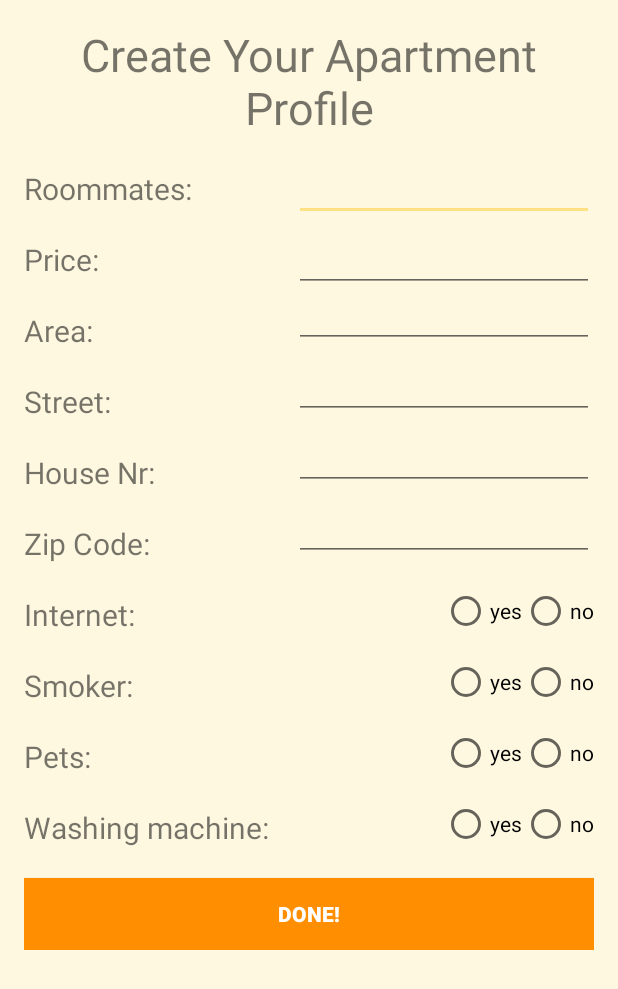
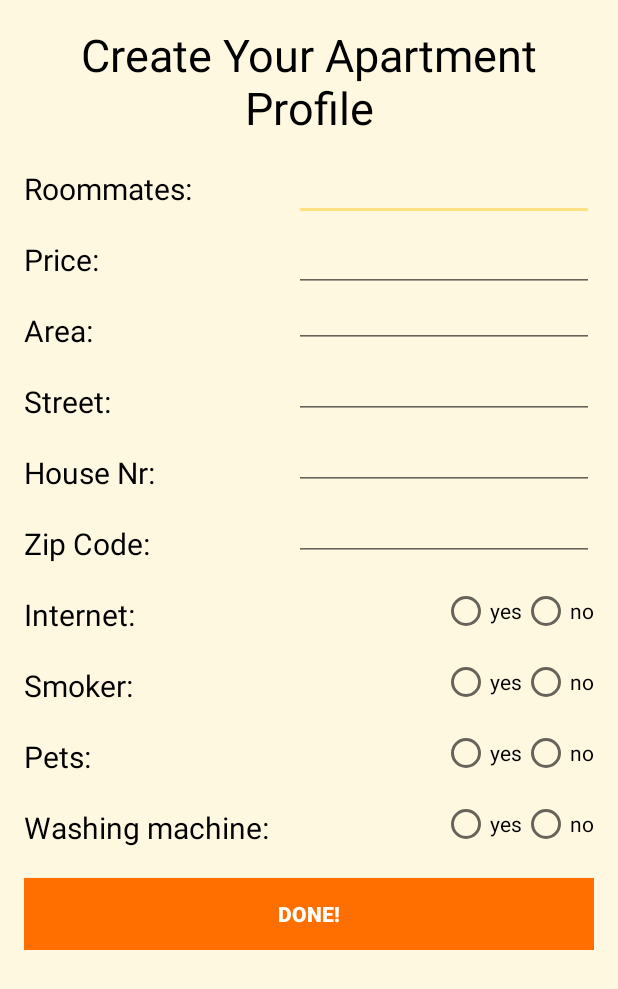
Before and after one commit to dheuss/FlatShare, an Android app: the ApartmentProfileActivity screen opened directly, with no data from a screen before it, on a phone screen of 412 x 824 dp. Shown: the top 989 px of the screen. Run offline under Robolectric (Android 15) with nearby library versions, the phone set to English and light mode, and no system bars; our stand-ins replace Firebase (no records; nobody signed in at launch, a user with empty details on screens opened directly); libraries missing offline, so code that uses them is left out: dmax.dialog; 5 statements that could not run were skipped.

Commit message:
Anpassung von android:background="@color/button"             android:textColor="@color/buttonText"             apartment, chat, primary, setting

```diff
--- a/app/src/main/res/layout/activity_apartment_profile.xml
+++ b/app/src/main/res/layout/activity_apartment_profile.xml
@@ -22,7 +22,8 @@
             android:layout_centerHorizontal="true"
             android:text="@string/create_your_apartment_profile"
             android:textAlignment="center"
-            android:textSize="30dp" />
+            android:textSize="30dp"
+            android:textColor="@color/text"/>
 
         <TextView
             android:id="@+id/apartment_roommates"
@@ -31,7 +32,8 @@
             android:layout_below="@+id/title"
             android:layout_marginTop="20dp"
             android:text="@string/apartment_roommates"
-            android:textSize="20dp" />
+            android:textSize="20dp"
+            android:textColor="@color/text"/>
 
         <MultiAutoCompleteTextView
             android:id="@+id/apartment_roommates_edit_text"
@@ -40,7 +42,8 @@
             android:layout_alignParentRight="true"
             android:layout_below="@+id/title"
             android:layout_marginTop="10dp"
-            android:width="200dp"/>
+            android:width="200dp"
+            android:textColor="@color/text"/>
 
         <TextView
             android:id="@+id/apartment_price"
@@ -49,7 +52,8 @@
             android:layout_below="@+id/apartment_roommates"
             android:layout_marginTop="20dp"
             android:text="@string/apartment_price"
-            android:textSize="20dp" />
+            android:textSize="20dp"
+            android:textColor="@color/text"/>
 
         <EditText
             android:id="@+id/apartment_price_edit_text"
@@ -59,7 +63,8 @@
             android:layout_below="@+id/apartment_roommates"
             android:layout_marginTop="10dp"
             android:width="200dp"
-            android:inputType="numberDecimal" />
+            android:inputType="numberDecimal"
+            android:textColor="@color/text"/>
 
         <TextView
             android:id="@+id/apartment_area"
@@ -68,7 +73,8 @@
             android:layout_below="@+id/apartment_price"
             android:layout_marginTop="20dp"
             android:text="@string/apartment_area"
-            android:textSize="20dp" />
+            android:textSize="20dp"
+            android:textColor="@color/text"/>
 
         <EditText
             android:id="@+id/apartment_area_editText"
@@ -77,7 +83,8 @@
             android:layout_alignParentRight="true"
             android:layout_below="@+id/apartment_price"
             android:width="200dp"
-            android:inputType="numberDecimal" />
+            android:inputType="numberDecimal"
+            android:textColor="@color/text"/>
 
         <TextView
             android:id="@+id/apartment_street"
@@ -86,7 +93,8 @@
             android:layout_below="@+id/apartment_area"
             android:layout_marginTop="20dp"
             android:text="@string/apartment_street"
-            android:textSize="20dp" />
+            android:textSize="20dp"
+            android:textColor="@color/text"/>
 
         <EditText
             android:id="@+id/apartment_street_edit_text"
@@ -95,7 +103,8 @@
             android:layout_alignParentRight="true"
             android:layout_below="@+id/apartment_area"
             android:width="200dp"
-            android:inputType="text" />
+            android:inputType="text"
+            android:textColor="@color/text"/>
 
         <TextView
             android:id="@+id/apartment_house_nr"
@@ -104,7 +113,8 @@
             android:layout_below="@+id/apartment_street"
             android:layout_marginTop="20dp"
             android:text="@string/apartment_house_nr"
-            android:textSize="20dp" />
+            android:textSize="20dp"
+            android:textColor="@color/text"/>
 
         <EditText
             android:id="@+id/apartment_house_nr_edit_text"
@@ -113,7 +123,8 @@
             android:layout_alignParentRight="true"
             android:layout_below="@+id/apartment_street"
             android:width="200dp"
-            android:inputType="text" />
+            android:inputType="text"
+            android:textColor="@color/text"/>
 
         <TextView
             android:id="@+id/apartment_zip_code"
@@ -122,7 +133,8 @@
             android:layout_below="@+id/apartment_house_nr"
             android:layout_marginTop="20dp"
             android:text="@string/apartment_zip_code"
-            android:textSize="20dp" />
+            android:textSize="20dp"
+            android:textColor="@color/text"/>
 
         <EditText
             android:id="@+id/apartment_zip_code_edit_text"
@@ -131,7 +143,8 @@
             android:layout_alignParentRight="true"
             android:layout_below="@+id/apartment_house_nr"
             android:width="200dp"
-            android:inputType="numberDecimal" />
+            android:inputType="numberDecimal"
+            android:textColor="@color/text"/>
 
 
         <TextView
@@ -141,7 +154,8 @@
             android:layout_below="@+id/apartment_zip_code"
             android:layout_marginTop="20dp"
             android:text="@string/internet"
-            android:textSize="20dp" />
+            android:textSize="20dp"
+            android:textColor="@color/text"/>
 
         <RadioGroup
             android:id="@+id/internet_apartment_rg"
@@ -156,13 +170,15 @@
                 android:id="@+id/internet_yes_rb"
                 android:layout_width="wrap_content"
                 android:layout_height="wrap_content"
-                android:text="@string/yes" />
+                android:text="@string/yes"
+                android:textColor="@color/text"/>
 
             <RadioButton
                 android:id="@+id/internet_no_rb"
                 android:layout_width="wrap_content"
                 android:layout_height="wrap_content"
-                android:text="@string/no" />
+                android:text="@string/no"
+                android:textColor="@color/text"/>
         </RadioGroup>
 
         <TextView
@@ -172,7 +188,8 @@
             android:layout_below="@+id/internet_apartment"
             android:layout_marginTop="20dp"
             android:text="@string/smoker"
-            android:textSize="20dp" />
+            android:textSize="20dp"
+            android:textColor="@color/text"/>
 
         <RadioGroup
             android:id="@+id/smoker_apartment_rg"
@@ -187,13 +204,15 @@
                 android:id="@+id/smoker_yes_rb"
                 android:layout_width="wrap_content"
                 android:layout_height="wrap_content"
-                android:text="@string/yes" />
+                android:text="@string/yes"
+                android:textColor="@color/text"/>
 
             <RadioButton
                 android:id="@+id/smoker_no_rb"
                 android:layout_width="wrap_content"
                 android:layout_height="wrap_content"
-                android:text="@string/no" />
+                android:text="@string/no"
+                android:textColor="@color/text"/>
         </RadioGroup>
 
         <TextView
@@ -203,7 +222,8 @@
             android:layout_below="@id/smoker_apartment"
             android:layout_marginTop="20dp"
             android:text="@string/pets"
-            android:textSize="20dp" />
+            android:textSize="20dp"
+            android:textColor="@color/text"/>
 
         <RadioGroup
             android:id="@+id/pets_apartment_rg"
@@ -218,13 +238,15 @@
                 android:id="@+id/pets_yes_rb"
                 android:layout_width="wrap_content"
                 android:layout_height="wrap_content"
-                android:text="@string/yes" />
+                android:text="@string/yes"
+                android:textColor="@color/text"/>
 
             <RadioButton
                 android:id="@+id/pets_no_rb"
                 android:layout_width="wrap_content"
                 android:layout_height="wrap_content"
-                android:text="@string/no" />
+                android:text="@string/no"
+                android:textColor="@color/text"/>
         </RadioGroup>
 
         <TextView
@@ -234,7 +256,8 @@
             android:layout_below="@id/pets_apartment"
             android:layout_marginTop="20dp"
             android:text="@string/washing_machine"
-            android:textSize="20dp" />
+            android:textSize="20dp"
+            android:textColor="@color/text"/>
 
         <RadioGroup
             android:id="@+id/washing_machine_apartment_rg"
@@ -249,13 +272,15 @@
                 android:id="@+id/washing_machine_yes_rb"
                 android:layout_width="wrap_content"
                 android:layout_height="wrap_content"
-                android:text="@string/yes" />
+                android:text="@string/yes"
+                android:textColor="@color/text"/>
 
             <RadioButton
                 android:id="@+id/washing_machine_no_rb"
                 android:layout_width="wrap_content"
                 android:layout_height="wrap_content"
-                android:text="@string/no" />
+                android:text="@string/no"
+                android:textColor="@color/text"/>
         </RadioGroup>
         <Button
             android:id="@+id/create_apartment_profile_button"
@@ -263,9 +288,9 @@
             android:layout_height="wrap_content"
             android:layout_marginTop="20dp"
             android:layout_below="@id/washing_machine_apartment"
-            android:background="@color/colorPrimary"
+            android:background="@color/button"
             android:text="Done!"
-            android:textColor="@android:color/white"
+            android:textColor="@color/buttonText"
             android:textStyle="bold" />
     </RelativeLayout>
 </ScrollView>
--- a/app/src/main/res/layout/activity_chat.xml
+++ b/app/src/main/res/layout/activity_chat.xml
@@ -27,6 +27,7 @@
             android:textAlignment="center"
             android:gravity="center"
             android:textStyle="bold"
-            android:textSize="20dp"/>
+            android:textSize="20dp"
+            android:textColor="@color/text"/>
     </LinearLayout>
 </FrameLayout>
```
Also changed, not shown: app/src/main/res/layout/activity_primary_profile.xml (+6 -6 lines), app/src/main/res/layout/activity_settings.xml (+20 -12 lines).
